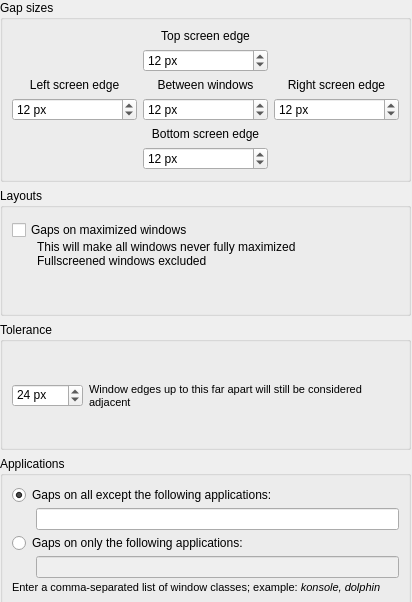
Above: contents/ui/config.ui from nclarius/tile-gaps before the change. Below: the same form after it.
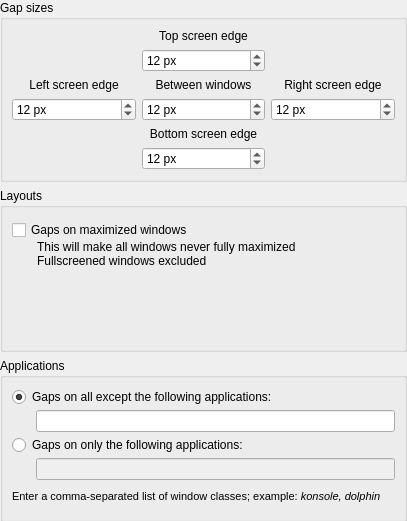
That is the form after the change.

Commit message: - compute tolerance margin automatically from the gap size instead of using a configuration variable

Diff of the .ui file:
```diff
--- a/contents/ui/config.ui
+++ b/contents/ui/config.ui
@@ -6,14 +6,14 @@
    <rect>
     <x>0</x>
     <y>0</y>
-    <width>412</width>
-    <height>602</height>
+    <width>407</width>
+    <height>521</height>
    </rect>
   </property>
   <property name="minimumSize">
    <size>
-    <width>412</width>
-    <height>602</height>
+    <width>407</width>
+    <height>521</height>
    </size>
   </property>
   <property name="windowTitle">
@@ -24,11 +24,11 @@
     <rect>
      <x>0</x>
      <y>0</y>
-     <width>411</width>
-     <height>606</height>
+     <width>407</width>
+     <height>522</height>
     </rect>
    </property>
-   <layout class="QVBoxLayout" name="verticalLayout_config">
+   <layout class="QVBoxLayout" name="verticalLayout">
     <property name="spacing">
      <number>6</number>
     </property>
@@ -186,6 +186,9 @@
        <bool>false</bool>
       </property>
       <layout class="QHBoxLayout" name="horizontalLayout_4">
+       <property name="bottomMargin">
+        <number>6</number>
+       </property>
        <item>
         <layout class="QVBoxLayout" name="verticalLayout_layouts">
          <property name="spacing">
@@ -276,90 +279,6 @@
       </layout>
      </widget>
     </item>
-    <item>
-     <widget class="QGroupBox" name="groupBox_tolerance">
-      <property name="sizePolicy">
-       <sizepolicy hsizetype="Preferred" vsizetype="Preferred">
-        <horstretch>0</horstretch>
-        <verstretch>0</verstretch>
-       </sizepolicy>
-      </property>
-      <property name="title">
-       <string>Tolerance</string>
-      </property>
-      <property name="flat">
-       <bool>false</bool>
-      </property>
-      <layout class="QHBoxLayout" name="horizontalLayout">
-       <property name="bottomMargin">
-        <number>6</number>
-       </property>
-       <item>
-        <layout class="QVBoxLayout" name="verticalLayout">
-         <item>
-          <layout class="QHBoxLayout" name="horizontalLayout_tolerance">
-           <property name="sizeConstraint">
-            <enum>QLayout::SetDefaultConstraint</enum>
-           </property>
-           <item alignment="Qt::AlignVCenter">
-            <widget class="QSpinBox" name="kcfg_tolerance">
-             <property name="sizePolicy">
-              <sizepolicy hsizetype="Preferred" vsizetype="Fixed">
-               <horstretch>0</horstretch>
-               <verstretch>0</verstretch>
-              </sizepolicy>
-             </property>
-             <property name="alignment">
-              <set>Qt::AlignLeading|Qt::AlignLeft|Qt::AlignTop</set>
-             </property>
-             <property name="suffix">
-              <string> px</string>
-             </property>
-             <property name="maximum">
-              <number>999</number>
-             </property>
-             <property name="value">
-              <number>24</number>
-             </property>
-            </widget>
-           </item>
-           <item alignment="Qt::AlignVCenter">
-            <widget class="QLabel" name="label_tolerance">
-             <property name="minimumSize">
-              <size>
-               <width>310</width>
-               <height>0</height>
-              </size>
-             </property>
-             <property name="maximumSize">
-              <size>
-               <width>310</width>
-               <height>16777215</height>
-              </size>
-             </property>
-             <property name="font">
-              <font>
-               <pointsize>8</pointsize>
-              </font>
-             </property>
-             <property name="text">
-              <string>Window edges up to this far apart will still be considered adjacent</string>
-             </property>
-             <property name="alignment">
-              <set>Qt::AlignLeading|Qt::AlignLeft|Qt::AlignTop</set>
-             </property>
-             <property name="wordWrap">
-              <bool>true</bool>
-             </property>
-            </widget>
-           </item>
-          </layout>
-         </item>
-        </layout>
-       </item>
-      </layout>
-     </widget>
-    </item>
     <item>
      <widget class="QGroupBox" name="groupBox_applications">
       <property name="title">
```
The commit also changes 4 other files.
